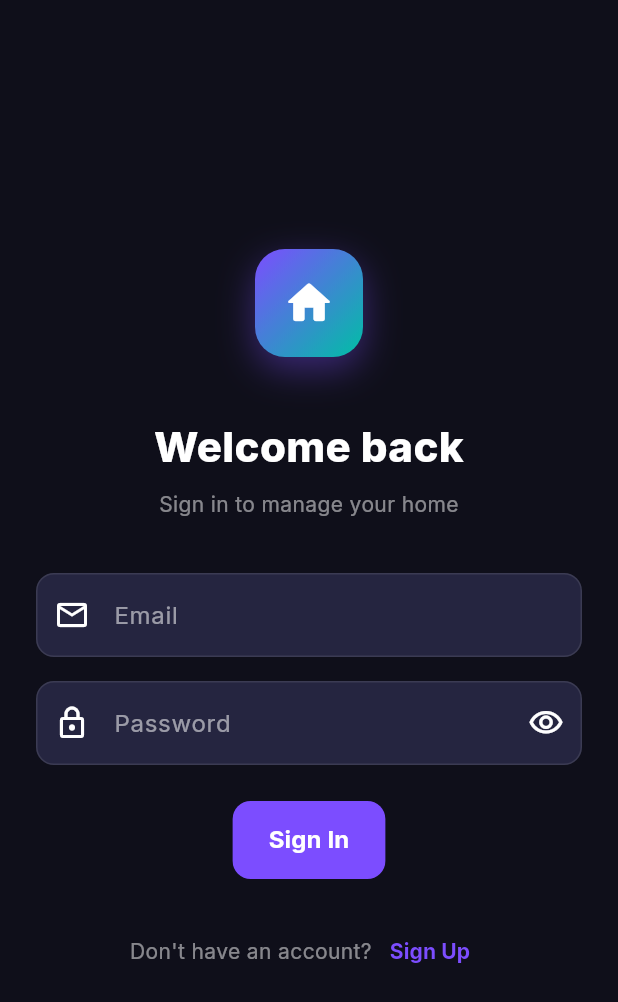
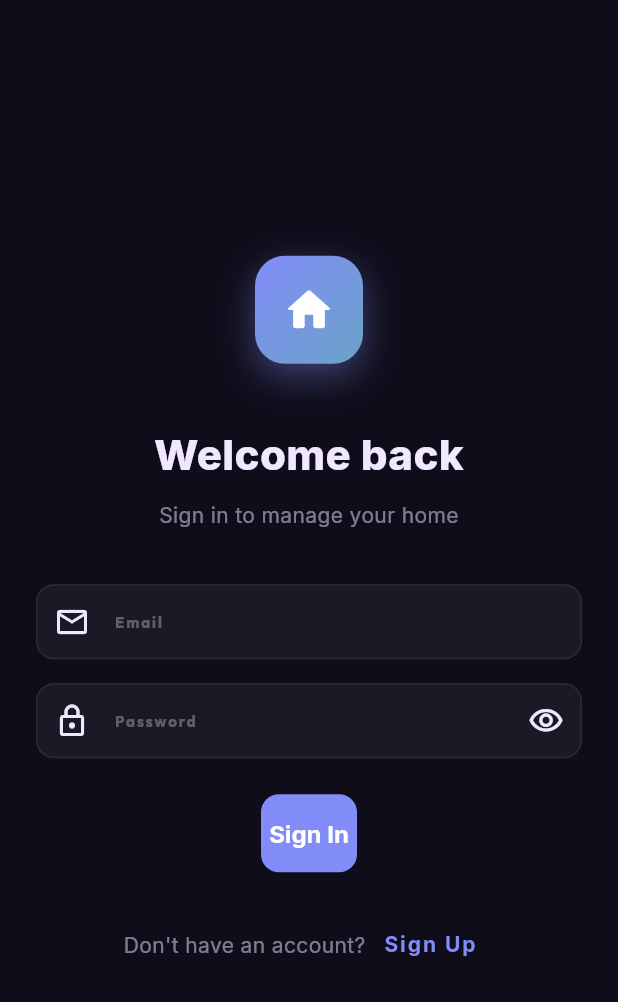
Before and after one commit to BalaMurugan2705/helper, a Flutter app: the screen it shows after launch, on a phone screen of 412 x 824 dp. Shown: the top 1002 px of the screen. Run offline on Flutter 3.47's test engine with Material 3 defaults, Android fonts, the phone set to English and light mode, and no system bars; our stand-ins replace cloud_firestore, firebase_auth, firebase_core, fl_chart, flutter_local_notifications, flutter_riverpod and 7 more; accounts and stored records are empty.

Commit message:
feat: rebuild AppTheme as dark-only Aurora theme
Replace Frost/Linen dual-theme with a single Aurora dark theme using
AppColors and AppTextStyles. Add legacy colour aliases so unmigrated
screens continue to compile without modification.

Co-Authored-By: Claude Sonnet 4.6 <noreply@anthropic.com>

```diff
--- a/lib/core/theme/app_theme.dart
+++ b/lib/core/theme/app_theme.dart
@@ -1,244 +1,135 @@
+// lib/core/theme/app_theme.dart
 import 'package:flutter/material.dart';
 import 'package:google_fonts/google_fonts.dart';
+import 'app_colors.dart';
+import 'app_text_styles.dart';
 
 class AppTheme {
-  static const Color primaryPurple = Color(0xFF7C4DFF);
-  static const Color accentTeal = Color(0xFF00BFA5);
-  static const Color darkBg = Color(0xFF0F0F1A);
-  static const Color darkCard = Color(0xFF1A1A2E);
-  static const Color darkCardElevated = Color(0xFF252540);
-  static const Color lightBg = Color(0xFFF5F5FF);
-  static const Color lightCard = Color(0xFFFFFFFF);
+  // Keep legacy colour aliases so any screen not yet migrated still compiles.
+  static const Color primary      = AppColors.accentDashboard;
+  static const Color primaryDeep  = AppColors.darkSurface;
+  static const Color blueDeep     = AppColors.darkSurface;
+  static const Color blueMid      = AppColors.accentDashboard;
+  static const Color blueLight    = Color(0xFF6BA3C8);
+  static const Color rose         = AppColors.statusOverdue;
+  static const Color amber        = AppColors.statusPending;
+  static const Color emerald      = AppColors.statusDone;
+
+  // Additional legacy aliases for screens not yet migrated.
+  static const Color primaryPurple = AppColors.accentDashboard;
+  static const Color accentTeal    = Color(0xFF6BA3C8);
+  static const Color blueGhost     = Color(0xFFE8F1F7);
+  static const Color bluePale      = Color(0xFFC8DCE8);
+  static const Color darkCard      = AppColors.darkSurface;
+  static const Color frostBorder   = Color(0xFFD0E2EE);
+  static const Color frostMuted    = Color(0xFF6BA3C8);
+  static const Color frostPanel    = Color(0xFFF8FAFB);
+  static const Color frostText     = Color(0xFF0D2030);
 
   static ThemeData darkTheme() {
     final base = ThemeData.dark(useMaterial3: true);
     return base.copyWith(
       colorScheme: ColorScheme.dark(
-        primary: primaryPurple,
-        secondary: accentTeal,
-        surface: darkCard,
-        onPrimary: Colors.white,
+        primary:     AppColors.accentDashboard,
+        secondary:   AppColors.accentHealth,
+        surface:     AppColors.darkSurface,
+        onPrimary:   Colors.white,
         onSecondary: Colors.white,
-        onSurface: Colors.white,
-        error: const Color(0xFFCF6679),
-        tertiary: const Color(0xFFFF6D00),
+        onSurface:   AppColors.textPrimary,
+        error:       AppColors.statusOverdue,
       ),
-      scaffoldBackgroundColor: darkBg,
-      cardColor: darkCard,
-      textTheme: GoogleFonts.interTextTheme(base.textTheme).apply(
-        bodyColor: Colors.white,
-        displayColor: Colors.white,
-      ),
+      scaffoldBackgroundColor: AppColors.darkBase,
+      cardColor:               AppColors.darkSurface,
+      textTheme: _buildTextTheme(base.textTheme),
       appBarTheme: AppBarTheme(
-        backgroundColor: darkCard,
-        foregroundColor: Colors.white,
-        elevation: 0,
-        centerTitle: false,
-        titleTextStyle: GoogleFonts.inter(
-          color: Colors.white,
-          fontSize: 20,
-          fontWeight: FontWeight.w700,
-        ),
+        backgroundColor:        AppColors.darkSurface,
+        foregroundColor:        AppColors.textPrimary,
+        elevation:              0,
+        scrolledUnderElevation: 0,
+        centerTitle:            false,
+        titleTextStyle:         AppTextStyles.headlineMedium,
       ),
       cardTheme: CardThemeData(
-        color: darkCard,
+        color:     AppColors.glassCard,
         elevation: 0,
-        shape: RoundedRectangleBorder(
-          borderRadius: BorderRadius.circular(12),
-          side: BorderSide(color: Colors.white.withOpacity(0.08)),
+        shape:     RoundedRectangleBorder(
+          borderRadius: BorderRadius.circular(16),
+          side: BorderSide(color: AppColors.glassBorder),
         ),
-        margin: const EdgeInsets.all(0),
-      ),
-      chipTheme: ChipThemeData(
-        backgroundColor: darkCardElevated,
-        labelStyle: GoogleFonts.inter(color: Colors.white70, fontSize: 12),
-        padding: const EdgeInsets.symmetric(horizontal: 8, vertical: 2),
-        shape: RoundedRectangleBorder(borderRadius: BorderRadius.circular(8)),
-        side: BorderSide.none,
+        margin: EdgeInsets.zero,
       ),
       inputDecorationTheme: InputDecorationTheme(
-        filled: true,
-        fillColor: darkCardElevated,
+        filled:    true,
+        fillColor: AppColors.glassCard,
         border: OutlineInputBorder(
           borderRadius: BorderRadius.circular(12),
-          borderSide: BorderSide.none,
+          borderSide: BorderSide(color: AppColors.glassBorder),
         ),
         enabledBorder: OutlineInputBorder(
           borderRadius: BorderRadius.circular(12),
-          borderSide: BorderSide(color: Colors.white.withOpacity(0.1)),
+          borderSide: BorderSide(color: AppColors.glassBorder),
         ),
         focusedBorder: OutlineInputBorder(
           borderRadius: BorderRadius.circular(12),
-          borderSide: const BorderSide(color: primaryPurple, width: 1.5),
+          borderSide: BorderSide(color: AppColors.accentDashboard, width: 1.5),
         ),
-        labelStyle: const TextStyle(color: Colors.white54),
-        hintStyle: const TextStyle(color: Colors.white38),
+        labelStyle: AppTextStyles.labelLarge,
+        hintStyle:  AppTextStyles.bodyMedium.copyWith(color: AppColors.textSubtle),
+        contentPadding: const EdgeInsets.symmetric(horizontal: 16, vertical: 13),
       ),
-      floatingActionButtonTheme: const FloatingActionButtonThemeData(
-        backgroundColor: primaryPurple,
+      floatingActionButtonTheme: FloatingActionButtonThemeData(
+        backgroundColor: AppColors.accentDashboard,
         foregroundColor: Colors.white,
-        elevation: 4,
-      ),
-      navigationRailTheme: NavigationRailThemeData(
-        backgroundColor: darkCard,
-        selectedIconTheme: const IconThemeData(color: primaryPurple),
-        unselectedIconTheme:
-            IconThemeData(color: Colors.white.withOpacity(0.5)),
-        selectedLabelTextStyle:
-            GoogleFonts.inter(color: primaryPurple, fontWeight: FontWeight.w600),
-        unselectedLabelTextStyle:
-            GoogleFonts.inter(color: Colors.white54),
-        indicatorColor: primaryPurple.withOpacity(0.15),
-      ),
-      bottomNavigationBarTheme: BottomNavigationBarThemeData(
-        backgroundColor: darkCard,
-        selectedItemColor: primaryPurple,
-        unselectedItemColor: Colors.white38,
-        type: BottomNavigationBarType.fixed,
-        elevation: 8,
-        selectedLabelStyle:
-            GoogleFonts.inter(fontSize: 11, fontWeight: FontWeight.w600),
-        unselectedLabelStyle: GoogleFonts.inter(fontSize: 11),
+        elevation:       0,
       ),
       dividerTheme: DividerThemeData(
-        color: Colors.white.withOpacity(0.08),
+        color:     AppColors.glassBorder,
         thickness: 1,
       ),
-      progressIndicatorTheme: const ProgressIndicatorThemeData(
-        color: primaryPurple,
-        linearTrackColor: Color(0xFF252540),
-      ),
       snackBarTheme: SnackBarThemeData(
-        backgroundColor: darkCardElevated,
-        contentTextStyle: GoogleFonts.inter(color: Colors.white),
-        shape: RoundedRectangleBorder(borderRadius: BorderRadius.circular(10)),
+        backgroundColor:  AppColors.darkSurface,
+        contentTextStyle: AppTextStyles.bodyMedium.copyWith(color: AppColors.textPrimary),
+        shape: RoundedRectangleBorder(borderRadius: BorderRadius.circular(14)),
         behavior: SnackBarBehavior.floating,
       ),
       dialogTheme: DialogThemeData(
-        backgroundColor: darkCard,
-        shape: RoundedRectangleBorder(borderRadius: BorderRadius.circular(16)),
-        titleTextStyle: GoogleFonts.inter(
-          color: Colors.white,
-          fontSize: 18,
-          fontWeight: FontWeight.w700,
+        backgroundColor: AppColors.darkSurface,
+        shape: RoundedRectangleBorder(borderRadius: BorderRadius.circular(20)),
+        titleTextStyle:   AppTextStyles.headlineSmall,
+        contentTextStyle: AppTextStyles.bodyMedium,
+      ),
+      elevatedButtonTheme: ElevatedButtonThemeData(
+        style: ElevatedButton.styleFrom(
+          backgroundColor: AppColors.accentDashboard,
+          foregroundColor: Colors.white,
+          elevation:       0,
+          textStyle: GoogleFonts.plusJakartaSans(fontWeight: FontWeight.w700, fontSize: 14),
+          shape: RoundedRectangleBorder(borderRadius: BorderRadius.circular(12)),
+          padding: const EdgeInsets.symmetric(vertical: 14),
         ),
+      ),
+      chipTheme: ChipThemeData(
+        backgroundColor: AppColors.glassCard,
+        labelStyle: AppTextStyles.labelSmall.copyWith(color: AppColors.textMuted),
+        padding: const EdgeInsets.symmetric(horizontal: 10, vertical: 4),
+        shape: const StadiumBorder(),
+        side: BorderSide(color: AppColors.glassBorder),
       ),
     );
   }
 
-  static ThemeData lightTheme() {
-    final base = ThemeData.light(useMaterial3: true);
+  static TextTheme _buildTextTheme(TextTheme base) {
     return base.copyWith(
-      colorScheme: ColorScheme.light(
-        primary: primaryPurple,
-        secondary: accentTeal,
-        surface: lightCard,
-        onPrimary: Colors.white,
-        onSecondary: Colors.white,
-        onSurface: const Color(0xFF1A1A2E),
-        error: const Color(0xFFB00020),
-        tertiary: const Color(0xFFFF6D00),
-      ),
-      scaffoldBackgroundColor: lightBg,
-      cardColor: lightCard,
-      textTheme: GoogleFonts.interTextTheme(base.textTheme).apply(
-        bodyColor: const Color(0xFF1A1A2E),
-        displayColor: const Color(0xFF1A1A2E),
-      ),
-      appBarTheme: AppBarTheme(
-        backgroundColor: lightCard,
-        foregroundColor: const Color(0xFF1A1A2E),
-        elevation: 0,
-        centerTitle: false,
-        titleTextStyle: GoogleFonts.inter(
-          color: const Color(0xFF1A1A2E),
-          fontSize: 20,
-          fontWeight: FontWeight.w700,
-        ),
-      ),
-      cardTheme: CardThemeData(
-        color: lightCard,
-        elevation: 0,
-        shape: RoundedRectangleBorder(
-          borderRadius: BorderRadius.circular(12),
-          side: BorderSide(color: Colors.black.withOpacity(0.08)),
-        ),
-        margin: const EdgeInsets.all(0),
-      ),
-      chipTheme: ChipThemeData(
-        backgroundColor: const Color(0xFFEEEEFF),
-        labelStyle: GoogleFonts.inter(
-            color: const Color(0xFF1A1A2E), fontSize: 12),
-        padding: const EdgeInsets.symmetric(horizontal: 8, vertical: 2),
-        shape: RoundedRectangleBorder(borderRadius: BorderRadius.circular(8)),
-        side: BorderSide.none,
-      ),
-      inputDecorationTheme: InputDecorationTheme(
-        filled: true,
-        fillColor: const Color(0xFFEEEEFF),
-        border: OutlineInputBorder(
-          borderRadius: BorderRadius.circular(12),
-          borderSide: BorderSide.none,
-        ),
-        enabledBorder: OutlineInputBorder(
-          borderRadius: BorderRadius.circular(12),
-          borderSide: BorderSide(color: Colors.black.withOpacity(0.1)),
-        ),
-        focusedBorder: OutlineInputBorder(
-          borderRadius: BorderRadius.circular(12),
-          borderSide: const BorderSide(color: primaryPurple, width: 1.5),
-        ),
-        labelStyle: const TextStyle(color: Color(0xFF555577)),
-        hintStyle: const TextStyle(color: Color(0xFF999999)),
-      ),
-      floatingActionButtonTheme: const FloatingActionButtonThemeData(
-        backgroundColor: primaryPurple,
-        foregroundColor: Colors.white,
-        elevation: 4,
-      ),
-      navigationRailTheme: NavigationRailThemeData(
-        backgroundColor: lightCard,
-        selectedIconTheme: const IconThemeData(color: primaryPurple),
-        unselectedIconTheme: const IconThemeData(color: Color(0xFF999999)),
-        selectedLabelTextStyle:
-            GoogleFonts.inter(color: primaryPurple, fontWeight: FontWeight.w600),
-        unselectedLabelTextStyle:
-            GoogleFonts.inter(color: const Color(0xFF999999)),
-        indicatorColor: primaryPurple.withOpacity(0.1),
-      ),
-      bottomNavigationBarTheme: BottomNavigationBarThemeData(
-        backgroundColor: lightCard,
-        selectedItemColor: primaryPurple,
-        unselectedItemColor: const Color(0xFF999999),
-        type: BottomNavigationBarType.fixed,
-        elevation: 8,
-        selectedLabelStyle:
-            GoogleFonts.inter(fontSize: 11, fontWeight: FontWeight.w600),
-        unselectedLabelStyle: GoogleFonts.inter(fontSize: 11),
-      ),
-      dividerTheme: DividerThemeData(
-        color: Colors.black.withOpacity(0.08),
-        thickness: 1,
-      ),
-      progressIndicatorTheme: ProgressIndicatorThemeData(
-        color: primaryPurple,
-        linearTrackColor: primaryPurple.withOpacity(0.1),
-      ),
-      snackBarTheme: SnackBarThemeData(
-        backgroundColor: const Color(0xFF1A1A2E),
-        contentTextStyle: GoogleFonts.inter(color: Colors.white),
-        shape: RoundedRectangleBorder(borderRadius: BorderRadius.circular(10)),
-        behavior: SnackBarBehavior.floating,
-      ),
-      dialogTheme: DialogThemeData(
-        backgroundColor: lightCard,
-        shape: RoundedRectangleBorder(borderRadius: BorderRadius.circular(16)),
-        titleTextStyle: GoogleFonts.inter(
-          color: const Color(0xFF1A1A2E),
-          fontSize: 18,
-          fontWeight: FontWeight.w700,
-        ),
-      ),
+      displayLarge:   AppTextStyles.displayLarge,
+      headlineLarge:  AppTextStyles.headlineLarge,
+      headlineMedium: AppTextStyles.headlineMedium,
+      headlineSmall:  AppTextStyles.headlineSmall,
+      titleMedium:    AppTextStyles.titleMedium,
+      bodyLarge:      AppTextStyles.bodyLarge,
+      bodyMedium:     AppTextStyles.bodyMedium,
+      bodySmall:      AppTextStyles.bodySmall,
+      labelLarge:     AppTextStyles.labelLarge,
+      labelSmall:     AppTextStyles.labelSmall,
     );
   }
 }
--- a/lib/main.dart
+++ b/lib/main.dart
@@ -4,7 +4,6 @@ import 'package:flutter_riverpod/flutter_riverpod.dart';
 import 'firebase_options.dart';
 import 'core/router/app_router.dart';
 import 'core/theme/app_theme.dart';
-import 'providers/providers.dart';
 import 'services/notification_service.dart';
 
 void main() async {
@@ -26,13 +25,12 @@ class HomeSyncApp extends ConsumerWidget {
 
   @override
   Widget build(BuildContext context, WidgetRef ref) {
-    final isDark = ref.watch(themeModeProvider);
     return MaterialApp.router(
       title: 'HomeSync',
       debugShowCheckedModeBanner: false,
-      theme: AppTheme.lightTheme(),
+      theme:     AppTheme.darkTheme(),
       darkTheme: AppTheme.darkTheme(),
-      themeMode: isDark ? ThemeMode.dark : ThemeMode.light,
+      themeMode: ThemeMode.dark,
       routerConfig: appRouter,
     );
   }
```
